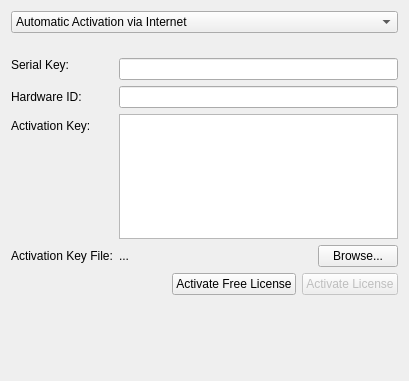
This is client/src/ui/widgets/settings/license_widget.ui in networkoptix/nx_open as Qt 5 draws it before an edit. The edited form follows.
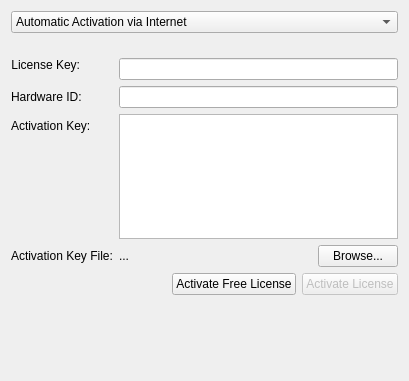
This is the edited form.

Commit message:
Renamings: serial -> license, thumbnails search -> preview search
<==== Mercurial data ====>
Branch: stable

```diff
--- a/client/src/ui/widgets/settings/license_widget.ui
+++ b/client/src/ui/widgets/settings/license_widget.ui
@@ -77,7 +77,7 @@
         </sizepolicy>
        </property>
        <property name="text">
-        <string>Serial Key:</string>
+        <string>License Key:</string>
        </property>
        <property name="alignment">
         <set>Qt::AlignRight|Qt::AlignTrailing|Qt::AlignVCenter</set>
```
The commit also changes 3 other files.
